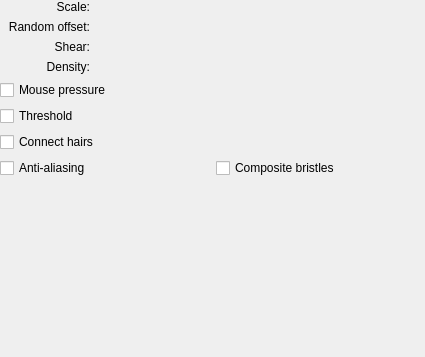
KDE/krita, file krita/plugins/paintops/hairy/wdgbristleoptions.ui: the form before one commit.
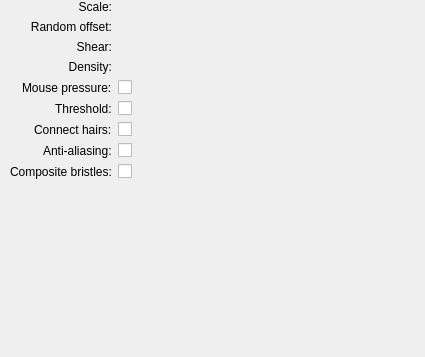
The form after the commit. Custom widgets are drawn as their Qt base class.

Commit message: clean up layout for bristle options

Patch:
```diff
--- a/krita/plugins/paintops/hairy/wdgbristleoptions.ui
+++ b/krita/plugins/paintops/hairy/wdgbristleoptions.ui
@@ -23,9 +23,31 @@
    </size>
   </property>
   <layout class="QGridLayout" name="gridLayout_2">
-   <property name="margin">
+   <property name="leftMargin">
+    <number>10</number>
+   </property>
+   <property name="topMargin">
     <number>0</number>
    </property>
+   <property name="rightMargin">
+    <number>0</number>
+   </property>
+   <property name="bottomMargin">
+    <number>0</number>
+   </property>
+   <item row="9" column="0" colspan="2">
+    <spacer name="verticalSpacer">
+     <property name="orientation">
+      <enum>Qt::Vertical</enum>
+     </property>
+     <property name="sizeHint" stdset="0">
+      <size>
+       <width>20</width>
+       <height>162</height>
+      </size>
+     </property>
+    </spacer>
+   </item>
    <item row="0" column="0" colspan="2">
     <layout class="QGridLayout" name="gridLayout" columnstretch="0,1">
      <item row="0" column="0">
@@ -60,6 +82,42 @@
        </property>
       </widget>
      </item>
+     <item row="3" column="1">
+      <widget class="KisDoubleSliderSpinBox" name="densityBox" native="true"/>
+     </item>
+     <item row="2" column="1">
+      <widget class="KisDoubleSliderSpinBox" name="shearBox" native="true"/>
+     </item>
+     <item row="0" column="1">
+      <widget class="KisDoubleSliderSpinBox" name="scaleBox" native="true"/>
+     </item>
+     <item row="7" column="1">
+      <widget class="QCheckBox" name="antialiasCBox">
+       <property name="text">
+        <string/>
+       </property>
+      </widget>
+     </item>
+     <item row="4" column="1">
+      <widget class="QCheckBox" name="mousePressureCBox">
+       <property name="text">
+        <string/>
+       </property>
+       <property name="checked">
+        <bool>false</bool>
+       </property>
+      </widget>
+     </item>
+     <item row="6" column="1">
+      <widget class="QCheckBox" name="connectedCBox">
+       <property name="text">
+        <string/>
+       </property>
+      </widget>
+     </item>
+     <item row="1" column="1">
+      <widget class="KisDoubleSliderSpinBox" name="rndBox" native="true"/>
+     </item>
      <item row="2" column="0">
       <widget class="QLabel" name="label_2">
        <property name="minimumSize">
@@ -92,74 +150,60 @@
        </property>
       </widget>
      </item>
-     <item row="1" column="1">
-      <widget class="KisDoubleSliderSpinBox" name="rndBox" native="true"/>
+     <item row="5" column="1">
+      <widget class="QCheckBox" name="thresholdCBox">
+       <property name="text">
+        <string/>
+       </property>
+       <property name="checked">
+        <bool>false</bool>
+       </property>
+      </widget>
      </item>
-     <item row="2" column="1">
-      <widget class="KisDoubleSliderSpinBox" name="shearBox" native="true"/>
+     <item row="8" column="1">
+      <widget class="QCheckBox" name="compositingCBox">
+       <property name="text">
+        <string/>
+       </property>
+      </widget>
      </item>
-     <item row="0" column="1">
-      <widget class="KisDoubleSliderSpinBox" name="scaleBox" native="true"/>
+     <item row="4" column="0" alignment="Qt::AlignRight">
+      <widget class="QLabel" name="label_4">
+       <property name="text">
+        <string>Mouse pressure:</string>
+       </property>
+      </widget>
      </item>
-     <item row="3" column="1">
-      <widget class="KisDoubleSliderSpinBox" name="densityBox" native="true"/>
+     <item row="5" column="0" alignment="Qt::AlignRight">
+      <widget class="QLabel" name="label_5">
+       <property name="text">
+        <string>Threshold:</string>
+       </property>
+      </widget>
+     </item>
+     <item row="6" column="0" alignment="Qt::AlignRight">
+      <widget class="QLabel" name="label_6">
+       <property name="text">
+        <string>Connect hairs:</string>
+       </property>
+      </widget>
+     </item>
+     <item row="7" column="0" alignment="Qt::AlignRight">
+      <widget class="QLabel" name="label_7">
+       <property name="text">
+        <string>Anti-aliasing:</string>
+       </property>
+      </widget>
+     </item>
+     <item row="8" column="0" alignment="Qt::AlignRight">
+      <widget class="QLabel" name="label_8">
+       <property name="text">
+        <string>Composite bristles:</string>
+       </property>
+      </widget>
      </item>
     </layout>
    </item>
-   <item row="1" column="0">
-    <widget class="QCheckBox" name="mousePressureCBox">
-     <property name="text">
-      <string>Mouse pressure</string>
-     </property>
-     <property name="checked">
-      <bool>false</bool>
-     </property>
-    </widget>
-   </item>
-   <item row="2" column="0">
-    <widget class="QCheckBox" name="thresholdCBox">
-     <property name="text">
-      <string>Threshold</string>
-     </property>
-     <property name="checked">
-      <bool>false</bool>
-     </property>
-    </widget>
-   </item>
-   <item row="3" column="0">
-    <widget class="QCheckBox" name="connectedCBox">
-     <property name="text">
-      <string>Connect hairs</string>
-     </property>
-    </widget>
-   </item>
-   <item row="4" column="0">
-    <widget class="QCheckBox" name="antialiasCBox">
-     <property name="text">
-      <string>Anti-aliasing</string>
-     </property>
-    </widget>
-   </item>
-   <item row="4" column="1">
-    <widget class="QCheckBox" name="compositingCBox">
-     <property name="text">
-      <string>Composite bristles</string>
-     </property>
-    </widget>
-   </item>
-   <item row="5" column="0" colspan="2">
-    <spacer name="verticalSpacer">
-     <property name="orientation">
-      <enum>Qt::Vertical</enum>
-     </property>
-     <property name="sizeHint" stdset="0">
-      <size>
-       <width>20</width>
-       <height>162</height>
-      </size>
-     </property>
-    </spacer>
-   </item>
   </layout>
  </widget>
  <customwidgets>
```
Left out of the diff: 32 changed lines with no effect on the pictures.
